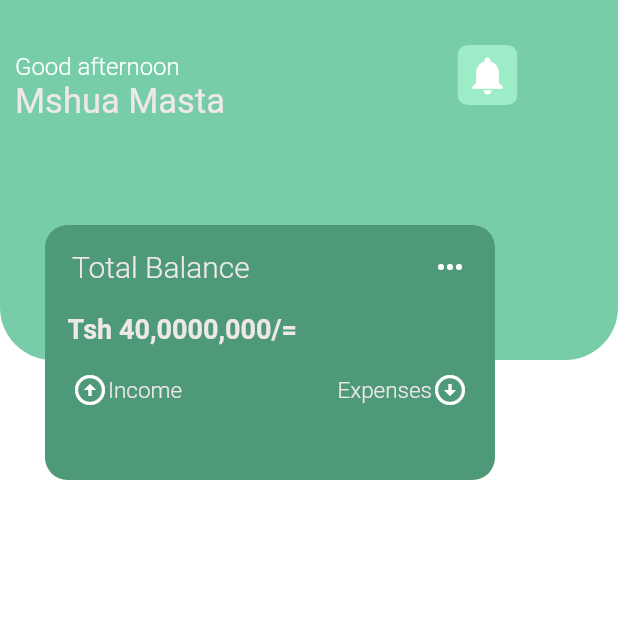
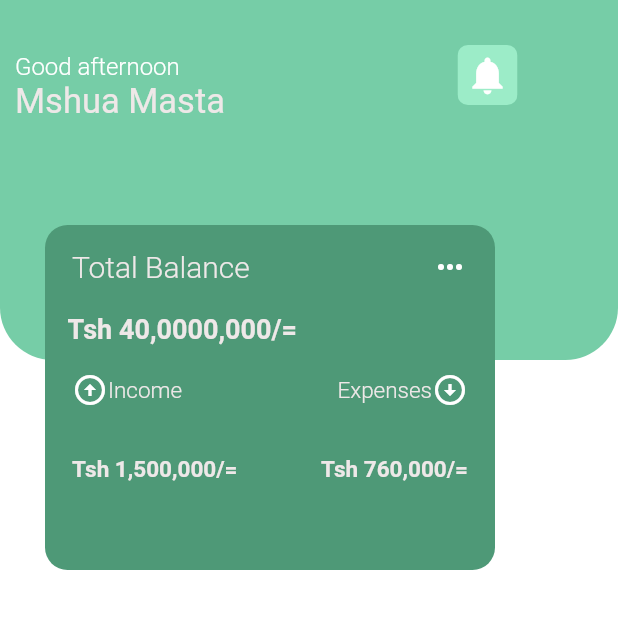
Before and after one commit to JohnGastone/Noti, a Flutter app: the screen it shows after launch, on a phone screen of 412 x 824 dp, the top half of it. Run offline on Flutter 3.47's test engine with Material 2 defaults, Android fonts, the phone set to English and light mode, and no system bars.

Commit message:
Card almost there

```diff
--- a/lib/screens/home.dart
+++ b/lib/screens/home.dart
@@ -72,7 +72,7 @@
             top: 150,
             left: 30,
             child: Container(
-              height: 170,
+              height: 230,
               width: 300,
               decoration: BoxDecoration(
                   color: Color.fromARGB(255, 78, 153, 119),
@@ -158,6 +158,37 @@
                       ],
                     ),
                   ),
+                  Padding(
+                    padding: const EdgeInsets.symmetric(
+                        horizontal: 18, vertical: 16),
+                    child: Row(
+                      children: [
+                        Row(
+                          children: [
+                            Text(
+                              'Tsh 1,500,000/=',
+                              style: TextStyle(
+                                  fontSize: 15,
+                                  fontWeight: FontWeight.w600,
+                                  color: Color.fromARGB(255, 238, 232, 232)),
+                            ),
+                          ],
+                        ),
+                        Spacer(),
+                        Row(
+                          children: [
+                            Text(
+                              'Tsh 760,000/=',
+                              style: TextStyle(
+                                  fontSize: 15,
+                                  fontWeight: FontWeight.w600,
+                                  color: Color.fromARGB(255, 238, 232, 232)),
+                            ),
+                          ],
+                        )
+                      ],
+                    ),
+                  ),
                 ],
               ),
             ),
```
